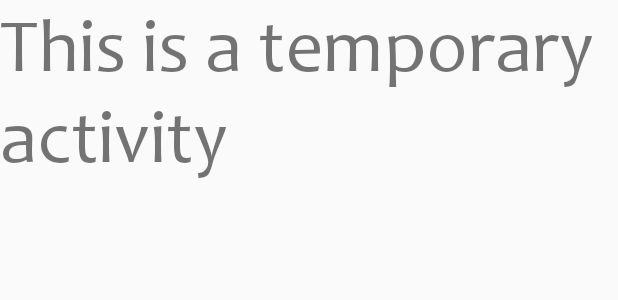
After one commit to RzRiz/KinBloodDemo, an Android app: the layout activity_after_notif_temp.xml on its own in the app's theme, with its tools: preview values and no code run, on a phone screen of 412 x 824 dp. The commit adds this screen. Shown: the top 300 px of the screen. Run offline under Robolectric (Android 15) with nearby library versions, the phone set to English and light mode, and no system bars.

Commit message:
Commit: 10th July 2020

```diff
--- a/app/src/main/AndroidManifest.xml
+++ b/app/src/main/AndroidManifest.xml
@@ -1,7 +1,6 @@
 <?xml version="1.0" encoding="utf-8"?>
 <manifest xmlns:android="http://schemas.android.com/apk/res/android"
     package="com.sust.kinblooddemo">
-
     <!--
          The ACCESS_COARSE/FINE_LOCATION permissions are not required to use
          Google Maps Android API v2, but you must specify either coarse or fine
@@ -18,7 +17,7 @@
         android:roundIcon="@drawable/ic_rounded_logo"
         android:supportsRtl="true"
         android:theme="@style/AppTheme">
-
+        <activity android:name=".AfterNotifTemp"></activity>
         <!--
              The API key for Google Maps-based APIs is defined as a string resource.
              (See the file "res/values/google_maps_api.xml").
--- a/app/src/main/java/com/sust/kinblooddemo/HomeActivity.java
+++ b/app/src/main/java/com/sust/kinblooddemo/HomeActivity.java
@@ -99,7 +99,7 @@ public class HomeActivity extends AppCompatActivity{
         });
 
         request.setOnClickListener(view -> {
-            startActivity(new Intent(HomeActivity.this, AfterNotifMap.class));
+            startActivity(new Intent(HomeActivity.this, AfterNotifTemp.class));
             drawerLayout.closeDrawer(GravityCompat.START);
         });
 
--- /dev/null
+++ b/app/src/main/res/layout/activity_after_notif_temp.xml
@@ -0,0 +1,16 @@
+<?xml version="1.0" encoding="utf-8"?>
+<LinearLayout xmlns:android="http://schemas.android.com/apk/res/android"
+    xmlns:app="http://schemas.android.com/apk/res-auto"
+    xmlns:tools="http://schemas.android.com/tools"
+    android:layout_width="match_parent"
+    android:layout_height="match_parent"
+    android:orientation="vertical"
+    tools:context=".AfterNotifTemp">
+
+    <TextView
+        android:layout_width="match_parent"
+        android:layout_height="wrap_content"
+        android:text="This is a temporary activity"
+        android:textSize="50sp"/>
+
+</LinearLayout>
```
Also changed, not shown: app/src/main/java/com/sust/kinblooddemo/AfterNotifTemp.java (added, +14 -0 lines), app/src/main/java/com/sust/kinblooddemo/NotificationActivity.java (+9 -8 lines), app/src/main/java/com/sust/kinblooddemo/notification/Data.java (+11 -2 lines).
